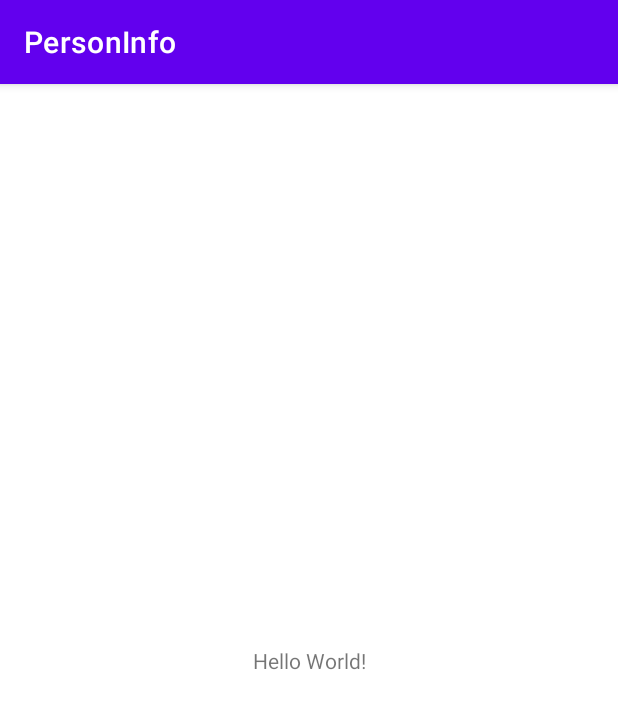
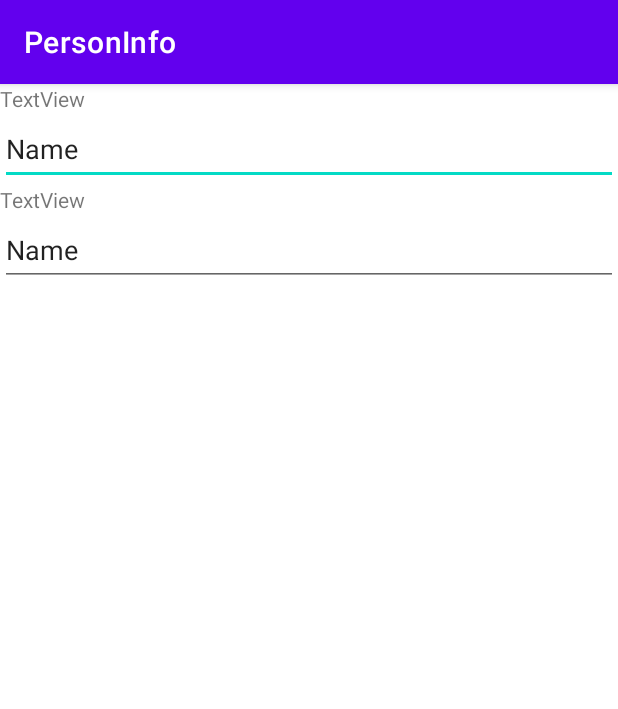
Before and after one commit to CatOnEarth/PersonInfoAndroid, an Android app: the screen it shows after launch (MainActivity), on a phone screen of 412 x 824 dp. Shown: the top 709 px of the screen. Run offline under Robolectric (Android 15) with nearby library versions, the phone set to English and light mode, and no system bars.

Commit message:
Add field for name and email

```diff
--- a/app/src/main/res/layout/activity_main.xml
+++ b/app/src/main/res/layout/activity_main.xml
@@ -1,18 +1,61 @@
 <?xml version="1.0" encoding="utf-8"?>
-<androidx.constraintlayout.widget.ConstraintLayout xmlns:android="http://schemas.android.com/apk/res/android"
+<RelativeLayout xmlns:android="http://schemas.android.com/apk/res/android"
     xmlns:app="http://schemas.android.com/apk/res-auto"
     xmlns:tools="http://schemas.android.com/tools"
     android:layout_width="match_parent"
     android:layout_height="match_parent"
-    tools:context=".MainActivity">
+    tools:context=".MainActivity" >
 
-    <TextView
-        android:layout_width="wrap_content"
-        android:layout_height="wrap_content"
-        android:text="Hello World!"
-        app:layout_constraintBottom_toBottomOf="parent"
-        app:layout_constraintEnd_toEndOf="parent"
-        app:layout_constraintStart_toStartOf="parent"
-        app:layout_constraintTop_toTopOf="parent" />
+    <LinearLayout
+        android:layout_width="match_parent"
+        android:layout_height="match_parent"
+        android:orientation="vertical">
 
-</androidx.constraintlayout.widget.ConstraintLayout>
+        <LinearLayout
+            android:layout_width="match_parent"
+            android:layout_height="wrap_content"
+            android:layout_marginStart="0dp"
+            android:layout_marginTop="0dp"
+            android:layout_marginEnd="0dp"
+            android:layout_marginBottom="0dp"
+            android:orientation="vertical">
+
+            <TextView
+                android:id="@+id/textView3"
+                android:layout_width="match_parent"
+                android:layout_height="wrap_content"
+                android:text="TextView" />
+
+            <EditText
+                android:id="@+id/editTextTextPersonName2"
+                android:layout_width="match_parent"
+                android:layout_height="wrap_content"
+                android:ems="10"
+                android:inputType="textPersonName"
+                android:minHeight="48dp"
+                android:text="Name" />
+        </LinearLayout>
+
+        <LinearLayout
+            android:layout_width="match_parent"
+            android:layout_height="match_parent"
+            android:orientation="vertical">
+
+            <TextView
+                android:id="@+id/textView4"
+                android:layout_width="match_parent"
+                android:layout_height="wrap_content"
+                android:text="TextView" />
+
+            <EditText
+                android:id="@+id/editTextTextPersonName3"
+                android:layout_width="match_parent"
+                android:layout_height="wrap_content"
+                android:ems="10"
+                android:inputType="textPersonName"
+                android:minHeight="48dp"
+                android:text="Name" />
+        </LinearLayout>
+    </LinearLayout>
+
+</RelativeLayout>
```
